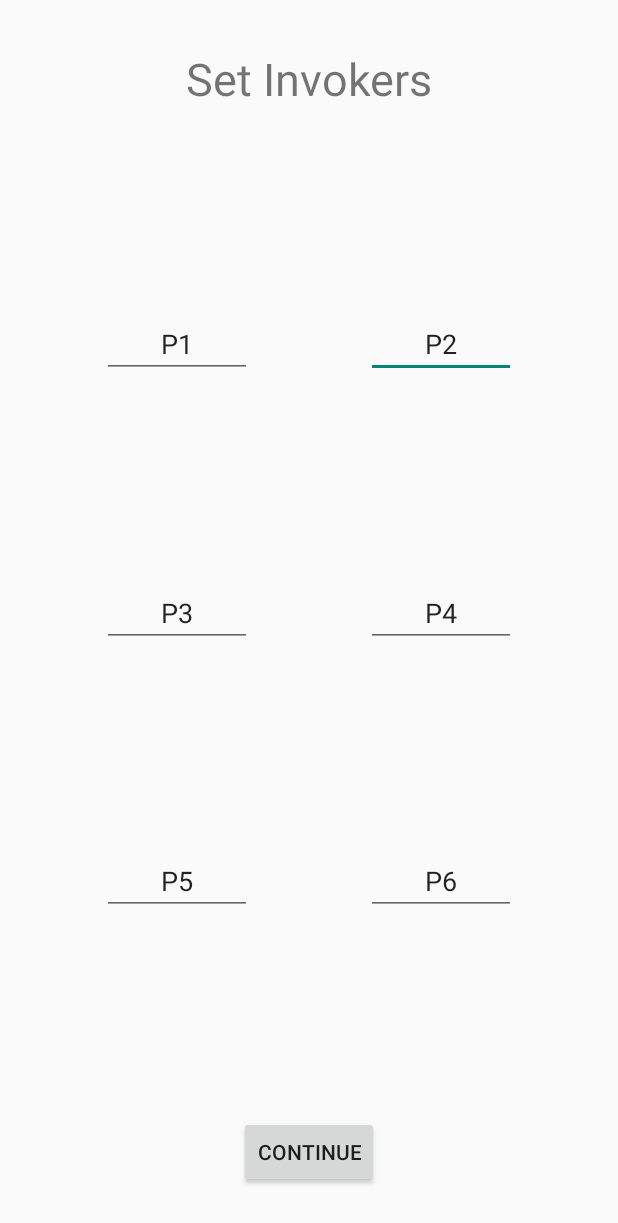
After one commit to JoDaniel1412/MTG-Life-Counter-Mobile, an Android app: the NamesActivity screen opened directly, with no data from a screen before it, on a phone screen of 412 x 824 dp. The commit adds this screen. Shown: the top 1223 px of the screen. Run offline under Robolectric (Android 15) with nearby library versions, the phone set to English and light mode, and no system bars.

Commit message:
NamesActivity created and setup

```diff
--- a/app/src/main/AndroidManifest.xml
+++ b/app/src/main/AndroidManifest.xml
@@ -19,6 +19,7 @@
         <activity android:name=".controllers.PlayerSelectionActivity" />
         <activity android:name=".controllers.SetupGameActivity" />
         <activity android:name=".controllers.GameActivity" />
+        <activity android:name=".controllers.NamesActivity"></activity>
     </application>
 
 </manifest>
--- /dev/null
+++ b/app/src/main/java/org/atlas/mtglifecounter/controllers/NamesActivity.java
@@ -0,0 +1,26 @@
+package org.atlas.mtglifecounter.controllers;
+
+import android.content.Intent;
+import android.support.v7.app.AppCompatActivity;
+import android.os.Bundle;
+import android.view.View;
+import android.view.Window;
+import android.view.WindowManager;
+
+import org.atlas.mtglifecounter.R;
+
+public class NamesActivity extends AppCompatActivity {
+
+    @Override
+    protected void onCreate(Bundle savedInstanceState) {
+        super.onCreate(savedInstanceState);
+        requestWindowFeature(Window.FEATURE_NO_TITLE);
+        getWindow().setFlags(WindowManager.LayoutParams.FLAG_FULLSCREEN, WindowManager.LayoutParams.FLAG_FULLSCREEN);
+        setContentView(R.layout.activity_names);
+    }
+
+    public void pressed_continue(View view) {
+        Intent animation = new Intent(this, SetupGameActivity.class);
+        startActivity(animation);
+    }
+}
--- a/app/src/main/java/org/atlas/mtglifecounter/controllers/PlayerSelectionActivity.java
+++ b/app/src/main/java/org/atlas/mtglifecounter/controllers/PlayerSelectionActivity.java
@@ -41,7 +41,7 @@ public class PlayerSelectionActivity extends AppCompatActivity {
         }
         Game.getInstance().setPlayers(players);
 
-        Intent animation = new Intent(this, SetupGameActivity.class);
+        Intent animation = new Intent(this, NamesActivity.class);
         startActivity(animation);
     }
 
--- /dev/null
+++ b/app/src/main/res/layout/activity_names.xml
@@ -0,0 +1,152 @@
+<?xml version="1.0" encoding="utf-8"?>
+<android.support.constraint.ConstraintLayout xmlns:android="http://schemas.android.com/apk/res/android"
+    xmlns:app="http://schemas.android.com/apk/res-auto"
+    xmlns:tools="http://schemas.android.com/tools"
+    android:layout_width="match_parent"
+    android:layout_height="match_parent"
+    tools:context=".controllers.NamesActivity">
+
+    <Button
+        android:id="@+id/button4"
+        android:layout_width="wrap_content"
+        android:layout_height="wrap_content"
+        android:layout_marginStart="8dp"
+        android:layout_marginTop="8dp"
+        android:layout_marginEnd="8dp"
+        android:layout_marginBottom="32dp"
+        android:onClick="pressed_continue"
+        android:text="@string/player_selection_button_continue"
+        app:layout_constraintBottom_toBottomOf="parent"
+        app:layout_constraintEnd_toEndOf="parent"
+        app:layout_constraintStart_toStartOf="parent"
+        app:layout_constraintTop_toBottomOf="@+id/names_layout" />
+
+    <TextView
+        android:id="@+id/textView8"
+        android:layout_width="wrap_content"
+        android:layout_height="wrap_content"
+        android:layout_marginStart="8dp"
+        android:layout_marginTop="32dp"
+        android:layout_marginEnd="8dp"
+        android:layout_marginBottom="8dp"
+        android:text="@string/names_set_invokers"
+        android:textSize="30sp"
+        app:layout_constraintBottom_toTopOf="@+id/names_layout"
+        app:layout_constraintEnd_toEndOf="parent"
+        app:layout_constraintStart_toStartOf="parent"
+        app:layout_constraintTop_toTopOf="parent" />
+
+    <android.support.constraint.ConstraintLayout
+        android:id="@+id/names_layout"
+        android:layout_width="0dp"
+        android:layout_height="0dp"
+        app:layout_constraintBottom_toTopOf="@+id/button4"
+        app:layout_constraintEnd_toEndOf="parent"
+        app:layout_constraintStart_toStartOf="parent"
+        app:layout_constraintTop_toBottomOf="@+id/textView8">
+
+        <EditText
+            android:id="@+id/player_name_2"
+            android:layout_width="100dp"
+            android:layout_height="45dp"
+            android:layout_marginStart="8dp"
+            android:layout_marginTop="8dp"
+            android:layout_marginEnd="8dp"
+            android:layout_marginBottom="8dp"
+            android:ems="10"
+            android:inputType="textPersonName"
+            android:text="@string/names_p2"
+            android:textAlignment="center"
+            app:layout_constraintBottom_toTopOf="@+id/player_name_4"
+            app:layout_constraintEnd_toEndOf="parent"
+            app:layout_constraintStart_toEndOf="@+id/player_name_1"
+            app:layout_constraintTop_toTopOf="parent" />
+
+        <EditText
+            android:id="@+id/player_name_3"
+            android:layout_width="100dp"
+            android:layout_height="45dp"
+            android:layout_marginStart="8dp"
+            android:layout_marginTop="8dp"
+            android:layout_marginEnd="8dp"
+            android:layout_marginBottom="8dp"
+            android:ems="10"
+            android:inputType="textPersonName"
+            android:text="@string/names_p3"
+            android:textAlignment="center"
+            app:layout_constraintBottom_toTopOf="@+id/player_name_5"
+            app:layout_constraintEnd_toStartOf="@+id/player_name_4"
+            app:layout_constraintStart_toStartOf="parent"
+            app:layout_constraintTop_toBottomOf="@+id/player_name_1" />
+
+        <EditText
+            android:id="@+id/player_name_4"
+            android:layout_width="100dp"
+            android:layout_height="45dp"
+            android:layout_marginStart="8dp"
+            android:layout_marginTop="8dp"
+            android:layout_marginEnd="8dp"
+            android:layout_marginBottom="8dp"
+            android:ems="10"
+            android:inputType="textPersonName"
+            android:text="@string/names_p4"
+            android:textAlignment="center"
+            app:layout_constraintBottom_toTopOf="@+id/player_name_6"
+            app:layout_constraintEnd_toEndOf="parent"
+            app:layout_constraintStart_toEndOf="@+id/player_name_3"
+            app:layout_constraintTop_toBottomOf="@+id/player_name_2" />
+
+        <EditText
+            android:id="@+id/player_name_6"
+            android:layout_width="100dp"
+            android:layout_height="45dp"
+            android:layout_marginStart="8dp"
+            android:layout_marginTop="8dp"
+            android:layout_marginEnd="8dp"
+            android:layout_marginBottom="8dp"
+            android:ems="10"
+            android:inputType="textPersonName"
+            android:text="@string/names_p6"
+            android:textAlignment="center"
+            app:layout_constraintBottom_toBottomOf="parent"
+            app:layout_constraintEnd_toEndOf="parent"
+            app:layout_constraintStart_toEndOf="@+id/player_name_5"
+            app:layout_constraintTop_toBottomOf="@+id/player_name_4" />
+
+        <EditText
+            android:id="@+id/player_name_5"
+            android:layout_width="100dp"
+            android:layout_height="45dp"
+            android:layout_marginStart="8dp"
+            android:layout_marginTop="8dp"
+            android:layout_marginEnd="8dp"
+            android:layout_marginBottom="8dp"
+            android:ems="10"
+            android:inputType="textPersonName"
+            android:text="@string/names_p5"
+            android:textAlignment="center"
+            app:layout_constraintBottom_toBottomOf="parent"
+            app:layout_constraintEnd_toStartOf="@+id/player_name_6"
+            app:layout_constraintStart_toStartOf="parent"
+            app:layout_constraintTop_toBottomOf="@+id/player_name_3" />
+
+        <EditText
+            android:id="@+id/player_name_1"
+            android:layout_width="100dp"
+            android:layout_height="45dp"
+            android:layout_marginStart="8dp"
+            android:layout_marginTop="8dp"
+            android:layout_marginEnd="8dp"
+            android:layout_marginBottom="8dp"
+            android:ems="10"
+            android:inputType="textPersonName"
+            android:text="@string/names_p1"
+            android:textAlignment="center"
+            app:layout_constraintBottom_toTopOf="@+id/player_name_3"
+            app:layout_constraintEnd_toStartOf="@+id/player_name_2"
+            app:layout_constraintStart_toStartOf="parent"
+            app:layout_constraintTop_toTopOf="parent" />
+
+    </android.support.constraint.ConstraintLayout>
+
+</android.support.constraint.ConstraintLayout>
--- a/app/src/main/res/layout/activity_setup_game.xml
+++ b/app/src/main/res/layout/activity_setup_game.xml
@@ -69,7 +69,7 @@
         android:layout_height="wrap_content"
         android:layout_marginStart="8dp"
         android:layout_marginEnd="8dp"
-        android:layout_marginBottom="8dp"
+        android:layout_marginBottom="32dp"
         android:onClick="pressed_play"
         android:text="@string/setup_game_play"
         app:layout_constraintBottom_toBottomOf="parent"
--- a/app/src/main/res/values/strings.xml
+++ b/app/src/main/res/values/strings.xml
@@ -15,4 +15,13 @@
     <string name="setup_game_play">Play</string>
     <string name="game_touch_to_start">Touch to Start</string>
     <string name="setup_game_vanguard">Vanguard</string>
+    <string name="names_set_invokers">Set Invokers</string>
+    <string name="names_name_entry">Name</string>
+    <string name="names_skip">Skip</string>
+    <string name="names_p3">P3</string>
+    <string name="names_p4">P4</string>
+    <string name="names_p5">P5</string>
+    <string name="names_p6">P6</string>
+    <string name="names_p2">P2</string>
+    <string name="names_p1">P1</string>
 </resources>
```
